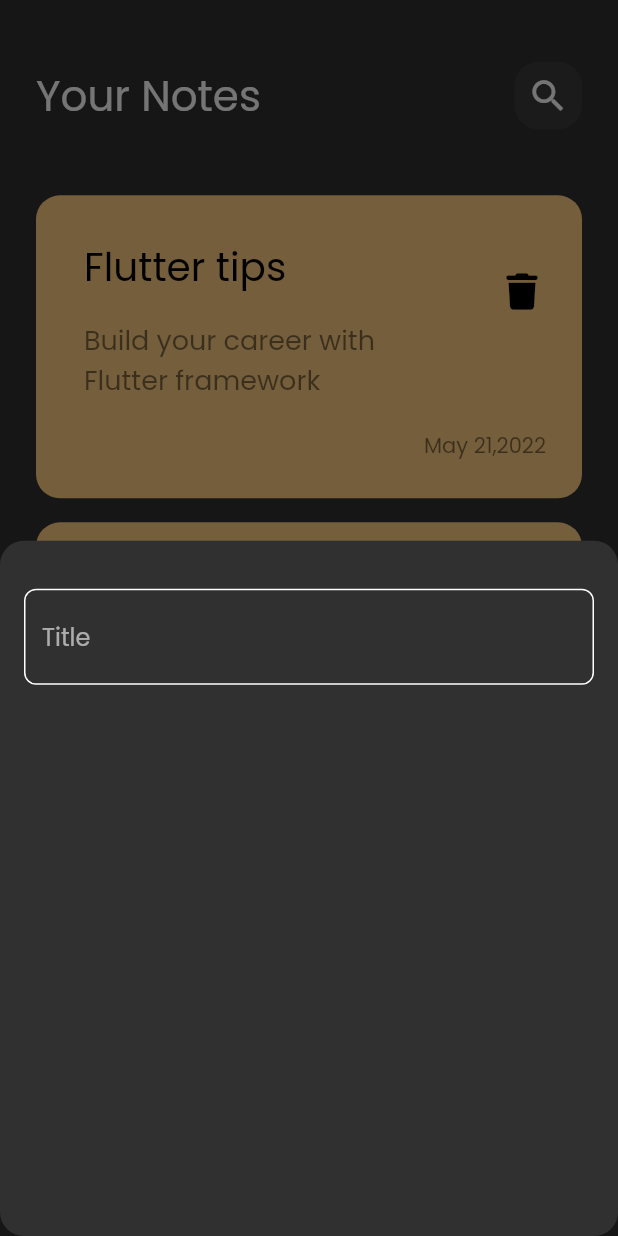
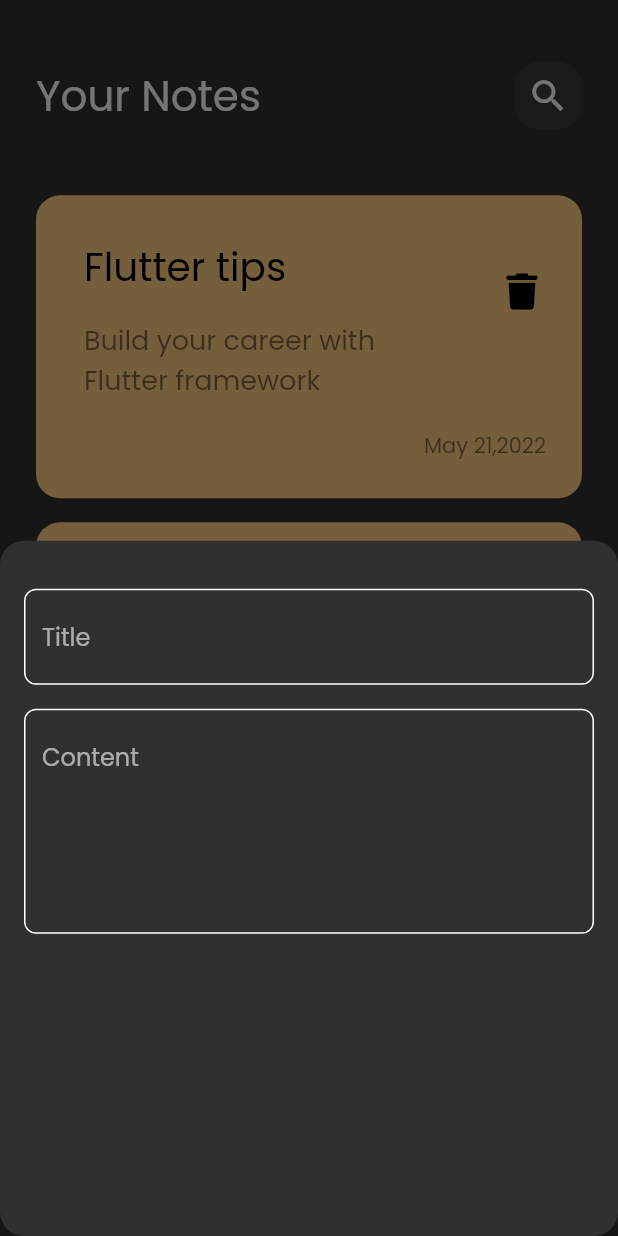
Before and after one commit to Abdulnaseer/notes_app, a Flutter app: the screen it shows after launch, after a tap on the "add" icon, on a phone screen of 412 x 824 dp. Run offline on Flutter 3.47's test engine with Material 2 defaults, Android fonts, the phone set to English and light mode, and no system bars; our stand-ins replace font_awesome_flutter.

Commit message:
adding fields to bottom sheet

```diff
--- a/lib/views/widgets/add_note_bottom_sheet.dart
+++ b/lib/views/widgets/add_note_bottom_sheet.dart
@@ -9,9 +9,11 @@ class AddNoteBottomSheet extends StatelessWidget {
     return Padding(
       padding: const EdgeInsets.symmetric(horizontal: 16),
       child: Column(
-        children: [
+        children: const [
           SizedBox(height: 32),
-          CustomTextField(),
+          CustomTextField(hint: "Title"),
+          SizedBox(height: 16),
+          CustomTextField(hint: "Content", maxLines: 5),
         ],
       ),
     );
--- a/lib/views/widgets/custom_text_field.dart
+++ b/lib/views/widgets/custom_text_field.dart
@@ -2,14 +2,22 @@ import 'package:flutter/material.dart';
 import 'package:notes_app/constants.dart';
 
 class CustomTextField extends StatelessWidget {
-  const CustomTextField({super.key});
+  const CustomTextField({
+    super.key,
+    required this.hint,
+    this.maxLines = 1,
+  });
+
+  final String hint;
+  final int maxLines;
 
   @override
   Widget build(BuildContext context) {
     return TextField(
       cursorColor: kPrimaryColor,
+      maxLines: maxLines,
       decoration: InputDecoration(
-        hintText: "Title",
+        hintText: hint,
         border: buildBorder(),
         enabledBorder: buildBorder(),
         focusedBorder: buildBorder(kPrimaryColor),
```
